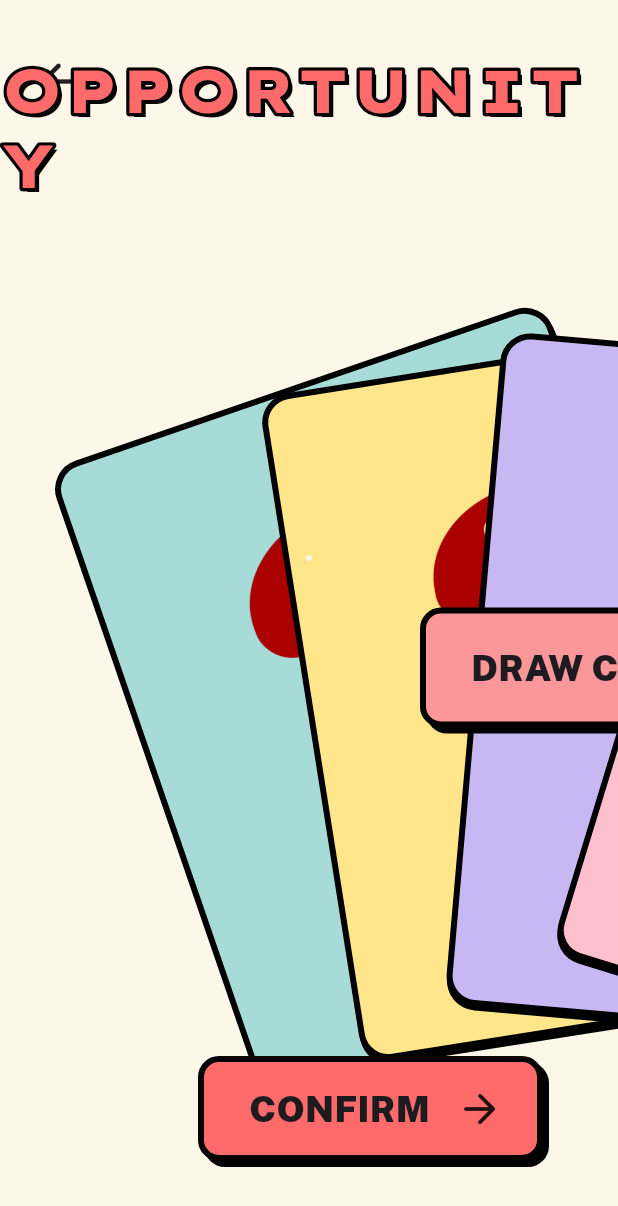
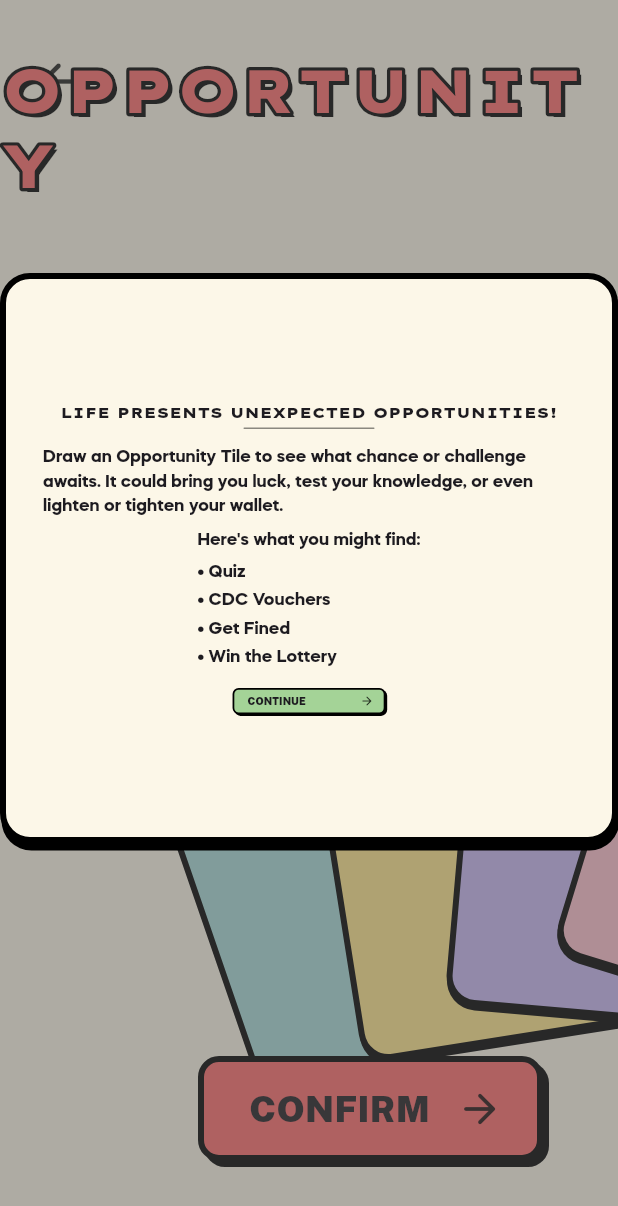
Before and after one commit to vrevolverrr/alpha, a Flutter app: the OpportunityScreen screen opened directly, on a phone screen of 412 x 824 dp. Shown: the top 1206 px of the screen. Run offline on Flutter 3.47's test engine with Material 3 defaults, Android fonts, the phone set to English and light mode, and no system bars; our stand-ins replace carousel_slider, confetti, get_it, lottie.

Commit message:
Modified World_Event and Created UI for Quiz part

```diff
--- /dev/null
+++ b/lib/logic/data/quiz.dart
@@ -0,0 +1,32 @@
+enum Quiz {
+  questionSet1(
+      title: "Who's the prime minister of Malaysia?",
+      optionA: "Najib",
+      optionB: "Lee Kuan Yew",
+      optionC: "Mahatir",
+      optionD: "Bryan Soong",
+      answer: 3),
+
+  questionSet2(
+      title: "Who's the prime minister of Singapore?",
+      optionA: "Najib",
+      optionB: "Lee Kuan Yew",
+      optionC: "Mahatir",
+      optionD: "Bryan Soong",
+      answer: 1);
+
+  final String title;
+  final String optionA;
+  final String optionB;
+  final String optionC;
+  final String optionD;
+  final int answer;
+
+  const Quiz(
+      {required this.title,
+      required this.optionA,
+      required this.optionB,
+      required this.optionC,
+      required this.optionD,
+      required this.answer});
+}
--- a/lib/logic/game_logic.dart
+++ b/lib/logic/game_logic.dart
@@ -3,6 +3,7 @@ import 'dart:math';
 import 'package:alpha/logic/business_logic.dart';
 import 'package:alpha/logic/common/interfaces.dart';
 import 'package:alpha/logic/data/opportunity.dart';
+import 'package:alpha/logic/data/quiz.dart';
 import 'package:alpha/logic/economy_logic.dart';
 import 'package:alpha/logic/financial_market_logic.dart';
 import 'package:alpha/logic/players_logic.dart';
@@ -88,6 +89,12 @@ class GameManager implements IManager {
     return myList.first;
   }
 
+  Quiz getQuizQuestion() {
+    List<Quiz> questionSet = List<Quiz>.from(Quiz.values);
+    questionSet.shuffle();
+    return questionSet.first;
+  }
+
   bool hasWinner() {
     // perform some check logic on each player
     return false;
--- a/lib/ui/screens/opportunity/opportunity_screen.dart
+++ b/lib/ui/screens/opportunity/opportunity_screen.dart
@@ -9,6 +9,8 @@ import 'package:alpha/ui/common/alpha_alert_dialog.dart';
 import 'package:alpha/ui/common/alpha_button.dart';
 import 'package:alpha/ui/common/alpha_scaffold.dart';
 import 'package:alpha/ui/screens/dashboard/dashboard_screen.dart';
+import 'package:alpha/ui/screens/opportunity/quiz_screen.dart';
+import 'package:alpha/ui/screens/opportunity/widgets/landing_dialog.dart';
 import 'package:alpha/ui/screens/opportunity/widgets/opportunity_card.dart';
 import 'package:flutter/material.dart';
 
@@ -225,6 +227,11 @@ class _OpportunityScreenState extends State<OpportunityScreen>
         onTapBack: () => Navigator.of(context).pop(),
         // landingMessage: "✨ Draw a card",
         // landingDialog: _startingDialog(),
+        landingDialog: AlphaDialogBuilder.dismissable(
+            title: "Life presents unexpected opportunities!",
+            dismissText: "Continue",
+            width: 350,
+            child: OpportunityLandingDialog()),
         next: Builder(
             builder: (BuildContext context) => AlphaButton(
                 width: 230.0,
@@ -419,6 +426,10 @@ class _OpportunityScreenState extends State<OpportunityScreen>
     }
     // TO-DO
     // add the player stats logic
-    context.navigateAndPopTo(const DashboardScreen());
+    if (opportunityChosen == Opportunity.quiz) {
+      context.navigateTo(const QuizScreen());
+    } else {
+      context.navigateAndPopTo(const DashboardScreen());
+    }
   }
 }
--- /dev/null
+++ b/lib/ui/screens/opportunity/widgets/landing_dialog.dart
@@ -0,0 +1,64 @@
+import 'package:alpha/styles.dart';
+import 'package:flutter/material.dart';
+
+class OpportunityLandingDialog extends StatelessWidget {
+  const OpportunityLandingDialog({super.key});
+
+  @override
+  Widget build(BuildContext context) {
+    return Center(
+      child: Container(
+        padding: const EdgeInsets.all(16.0), // Add padding around the content
+        constraints: const BoxConstraints(
+          maxWidth: 1250.0, // Limit the width
+        ),
+        child: Column(
+          children: [
+            Text(
+              "Draw an Opportunity Tile to see what chance or challenge awaits. It could bring you luck, test your knowledge, or even lighten or tighten your wallet.",
+              style: TextStyles.bold40,
+            ),
+            const SizedBox(height: 20.0), // Space between sections
+            Column(
+              crossAxisAlignment:
+                  CrossAxisAlignment.start, // Center-align the section
+              mainAxisAlignment: MainAxisAlignment.start,
+              children: const [
+                Text(
+                  "Here's what you might find:",
+                  style: TextStyles.bold40,
+                  textAlign: TextAlign.center,
+                ),
+                SizedBox(height: 16.0), // Space before the list
+                Text(
+                  "• Quiz",
+                  style: TextStyles.bold40,
+                  textAlign: TextAlign.center,
+                ),
+                SizedBox(height: 8.0),
+                Text(
+                  "• CDC Vouchers",
+                  style: TextStyles.bold40,
+                  textAlign: TextAlign.center,
+                ),
+                SizedBox(height: 8.0),
+                Text(
+                  "• Get Fined",
+                  style: TextStyles.bold40,
+                  textAlign: TextAlign.center,
+                ),
+                SizedBox(height: 8.0),
+                Text(
+                  "• Win the Lottery",
+                  style: TextStyles.bold40,
+                  textAlign: TextAlign.center,
+                ),
+              ],
+            ),
+            const SizedBox(height: 25.0), // Bottom padding
+          ],
+        ),
+      ),
+    );
+  }
+}
```
Also changed, not shown: lib/ui/screens/opportunity/quiz_screen.dart (added, +107 -0 lines), lib/ui/screens/opportunity/widgets/quiz_card.dart (added, +111 -0 lines), lib/ui/screens/world_event/widgets/landing_dialog.dart (added, +38 -0 lines), lib/ui/screens/world_event/world_event_selection.dart (+80 -61 lines), pubspec.lock.
